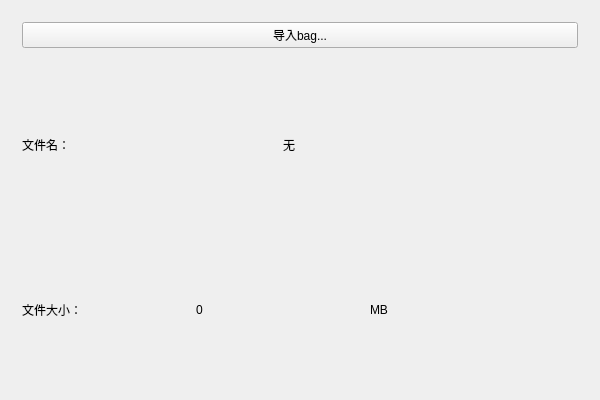
Old version of the form 3DPCViewer/src/ui/DataWidget.ui in the repository lexxxx-cmd/3DPCViewer.
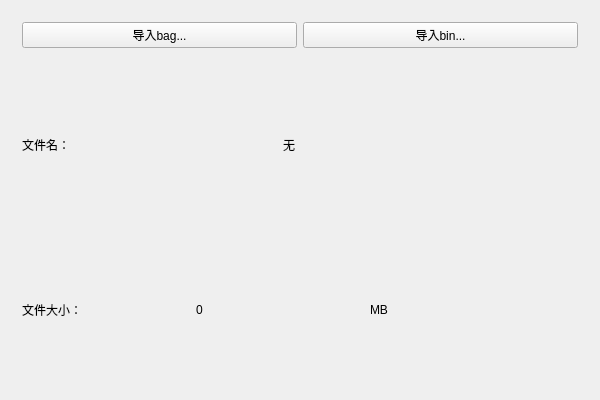
New version of the form.

Patch:
```diff
--- a/3DPCViewer/src/ui/DataWidget.ui
+++ b/3DPCViewer/src/ui/DataWidget.ui
@@ -24,6 +24,13 @@
         </property>
        </widget>
       </item>
+      <item row="0" column="1">
+       <widget class="QPushButton" name="pB_import_bin">
+        <property name="text">
+         <string>导入bin...</string>
+        </property>
+       </widget>
+      </item>
      </layout>
     </widget>
    </item>
```
